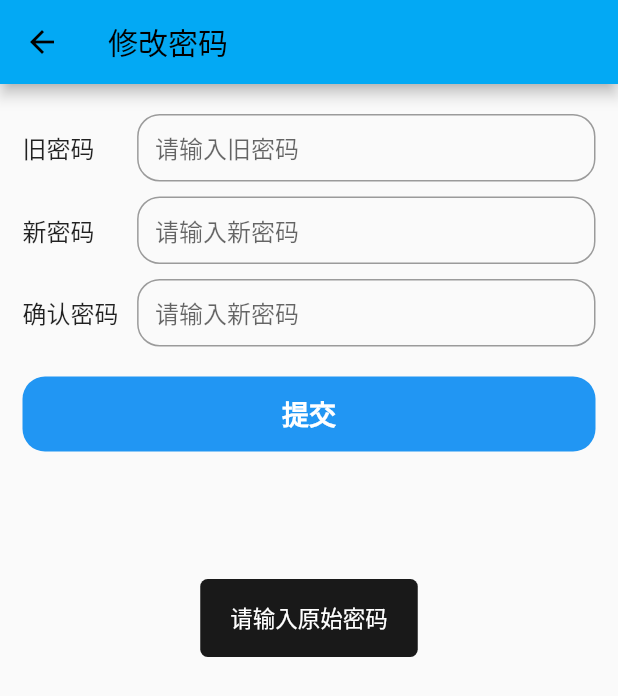
After one commit to lizhenjun0418/ruoyi-app, a Flutter app: the ModifyPaswordPage screen opened by its route, after a tap on "提交", on a phone screen of 412 x 824 dp. The commit adds this screen. Shown: the top 696 px of the screen. Run offline on Flutter 3.47's test engine with Material 2 defaults, Android fonts, the phone set to English and light mode, and no system bars; our stand-ins replace card_swiper, dio, flutter_easyloading, flutter_svg, get, get_storage and 1 more; missing offline and left inert: shared_preferences_web; accounts and stored records are empty; network calls fail; key blocks and very long unbroken strings in the code were emptied for the run.

Commit message:
增加修改密码页面

```diff
--- a/lib/api/user_api.dart
+++ b/lib/api/user_api.dart
@@ -7,3 +7,10 @@ var getUserProfile = () async {
   return await DioRequest.instance
       ?.request("/system/user/profile", true, method: DioMethod.get);
 };
+
+/// 修改密码
+var updatePassword = (dataForm) async {
+  return await DioRequest.instance?.request(
+      "/system/user/profile/updatePwd", true,
+      method: DioMethod.put, params: dataForm);
+};
--- /dev/null
+++ b/lib/pages/modify/modify_password.dart
@@ -0,0 +1,177 @@
+import 'package:flutter/material.dart';
+import 'package:flutter_easyloading/flutter_easyloading.dart';
+import 'package:get/get.dart';
+import 'package:ruoyi_app/api/user_api.dart';
+
+/// 修改密码
+class ModifyPaswordPage extends StatefulWidget {
+  const ModifyPaswordPage({Key? key}) : super(key: key);
+
+  @override
+  State<ModifyPaswordPage> createState() => _ModifyPaswordPageState();
+}
+
+class _ModifyPaswordPageState extends State<ModifyPaswordPage> {
+  String oldPassword = "";
+  String newPassword = "";
+  String confirmPassword = "";
+
+  void _submit() async {
+    if (oldPassword == "") {
+      EasyLoading.showToast("请输入原始密码");
+      return;
+    }
+    if (newPassword == "") {
+      EasyLoading.showToast("请输入密码");
+      return;
+    }
+    if (confirmPassword == "") {
+      EasyLoading.showToast("请输入确认密码");
+      return;
+    }
+    if (newPassword != confirmPassword) {
+      EasyLoading.showToast("两次密码输入的不一致");
+      return;
+    }
+    var requestData = {
+      "oldPassword": oldPassword,
+      "newPassword": newPassword,
+      "rawPassword": confirmPassword
+    };
+    EasyLoading.show(status: "修改中...");
+    var resp = await updatePassword(requestData);
+    print("打印响应： $resp");
+    if (resp["code"] == 200) {
+      EasyLoading.dismiss();
+      Get.back();
+      Get.snackbar("系统提示", resp["msg"]);
+    } else {
+      EasyLoading.dismiss();
+      Get.snackbar("系统提示", resp["msg"]);
+    }
+  }
+
+  @override
+  Widget build(BuildContext context) {
+    return Scaffold(
+      appBar: AppBar(
+        title: const Text("修改密码"),
+      ),
+      body: Container(
+        margin: const EdgeInsets.only(top: 20, left: 15, right: 15),
+        child: Column(
+          crossAxisAlignment: CrossAxisAlignment.center,
+          children: [
+            Container(
+              height: 45,
+              margin: const EdgeInsets.only(bottom: 10),
+              child: Row(
+                // mainAxisSize: MainAxisSize.min,
+                children: [
+                  const Expanded(
+                    child: Text(
+                      "旧密码",
+                      style: TextStyle(fontSize: 16),
+                    ),
+                  ),
+                  Expanded(
+                      flex: 4,
+                      child: TextField(
+                        obscureText: true,
+                        textAlignVertical: const TextAlignVertical(y: 1),
+                        decoration: const InputDecoration(
+                            hintText: "请输入旧密码",
+                            border: OutlineInputBorder(
+                                borderRadius:
+                                    BorderRadius.all(Radius.circular(15.0)))),
+                        onChanged: (value) {
+                          oldPassword = value;
+                        },
+                      ))
+                ],
+              ),
+            ),
+            Container(
+              height: 45,
+              margin: const EdgeInsets.only(bottom: 10),
+              child: Row(
+                // mainAxisSize: MainAxisSize.min,
+                children: [
+                  const Expanded(
+                    child: Text(
+                      "新密码",
+                      style: TextStyle(fontSize: 16),
+                    ),
+                  ),
+                  Expanded(
+                      flex: 4,
+                      child: TextField(
+                        obscureText: true,
+                        textAlignVertical: const TextAlignVertical(y: 1),
+                        decoration: const InputDecoration(
+                            hintText: "请输入新密码",
+                            border: OutlineInputBorder(
+                                borderRadius:
+                                    BorderRadius.all(Radius.circular(15.0)))),
+                        onChanged: (value) {
+                          newPassword = value;
+                        },
+                      ))
+                ],
+              ),
+            ),
+            Container(
+              height: 45,
+              margin: const EdgeInsets.only(bottom: 10),
+              child: Row(
+                // mainAxisSize: MainAxisSize.min,
+                children: [
+                  const Expanded(
+                    child: Text(
+                      "确认密码",
+                      style: TextStyle(fontSize: 16),
+                    ),
+                  ),
+                  Expanded(
+                      flex: 4,
+                      child: TextField(
+                        obscureText: true,
+                        textAlignVertical: const TextAlignVertical(y: 1),
+                        decoration: const InputDecoration(
+                            hintText: "请输入新密码",
+                            border: OutlineInputBorder(
+                                borderRadius:
+                                    BorderRadius.all(Radius.circular(15.0)))),
+                        onChanged: (value) {
+                          confirmPassword = value;
+                        },
+                      ))
+                ],
+              ),
+            ),
+            Container(
+              height: 50,
+              width: 400,
+              margin: const EdgeInsets.only(top: 10),
+              decoration: const BoxDecoration(
+                  color: Colors.blue,
+                  borderRadius: BorderRadius.all(Radius.circular(15.0))),
+              child: TextButton(
+                child: const Text(
+                  "提交",
+                  style: TextStyle(
+                      color: Colors.white,
+                      fontSize: 18,
+                      fontWeight: FontWeight.bold),
+                ),
+                onPressed: () {
+                  _submit();
+                },
+              ),
+            )
+          ],
+        ),
+      ),
+    );
+  }
+}
--- a/lib/pages/setting/index.dart
+++ b/lib/pages/setting/index.dart
@@ -39,12 +39,15 @@ class _SettingPageState extends State<SettingPage> {
                       topRight: Radius.circular(10.0)),
                   color: Colors.white,
                 ),
-                child: const ListTile(
-                  leading: Icon(Icons.lock_clock_outlined),
-                  title: Text("修改密码"),
-                  trailing: Icon(
+                child: ListTile(
+                  leading: const Icon(Icons.lock_clock_outlined),
+                  title: const Text("修改密码"),
+                  trailing: const Icon(
                     Icons.keyboard_arrow_right,
                   ),
+                  onTap: () {
+                    Get.toNamed(AppRouterConstant.modifyPassword);
+                  },
                 ),
               ),
               const SizedBox(
--- a/lib/router/app_router.dart
+++ b/lib/router/app_router.dart
@@ -3,6 +3,7 @@ import 'package:get/route_manager.dart';
 import 'package:get_storage/get_storage.dart';
 import 'package:ruoyi_app/pages/error/404.dart';
 import 'package:ruoyi_app/pages/login/login.dart';
+import 'package:ruoyi_app/pages/modify/modify_password.dart';
 import 'package:ruoyi_app/pages/page_index.dart';
 import 'package:ruoyi_app/pages/persion/persional_page.dart';
 import 'package:ruoyi_app/pages/setting/index.dart';
@@ -16,7 +17,10 @@ class AppRouterPage {
     GetPage(name: AppRouterConstant.error_404, page: () => const ErrorPage()),
     GetPage(
         name: AppRouterConstant.persional, page: () => const PersionalPage()),
-    GetPage(name: AppRouterConstant.settings, page: () => const SettingPage())
+    GetPage(name: AppRouterConstant.settings, page: () => const SettingPage()),
+    GetPage(
+        name: AppRouterConstant.modifyPassword,
+        page: () => const ModifyPaswordPage())
   ];
 
   /// 路由
@@ -25,7 +29,8 @@ class AppRouterPage {
     AppRouterConstant.login: (context) => const LoginPage(),
     AppRouterConstant.error_404: (context) => const ErrorPage(),
     AppRouterConstant.persional: (context) => const PersionalPage(),
-    AppRouterConstant.settings: (context) => const SettingPage()
+    AppRouterConstant.settings: (context) => const SettingPage(),
+    AppRouterConstant.modifyPassword: (context) => const ModifyPaswordPage(),
   };
 
   ///路由拦截
--- a/lib/router/app_router_constant.dart
+++ b/lib/router/app_router_constant.dart
@@ -14,4 +14,7 @@ class AppRouterConstant {
 
   /// 应用设置页面
   static const String settings = "/settings";
+
+  /// 修改密码
+  static const String modifyPassword = "/modify_password";
 }
--- a/lib/router/router.dart
+++ b/lib/router/router.dart
@@ -1,7 +1,7 @@
 import 'package:flutter/material.dart';
 import 'app_router.dart';
 
-///路由拦截
+///路由拦截  已废弃
 var onGenerateRoute = (RouteSettings settings) {
   final String? name = settings.name;
   final Function? pageContentBuilder = AppRouterPage.routerMaps[name];
```
